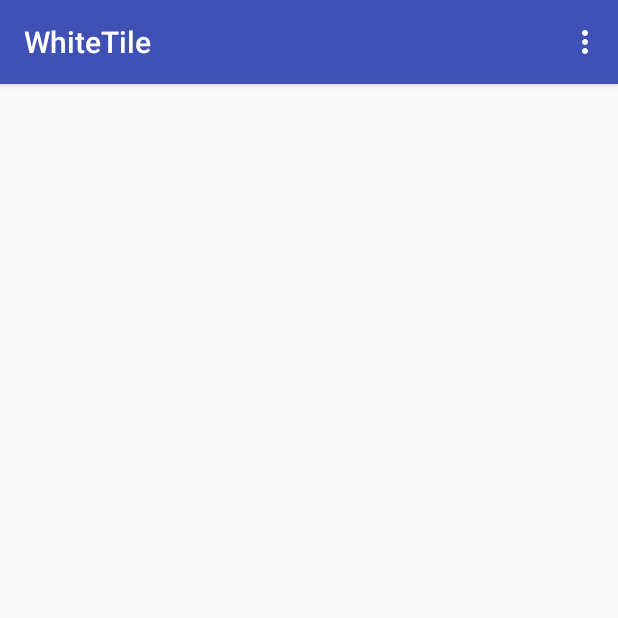
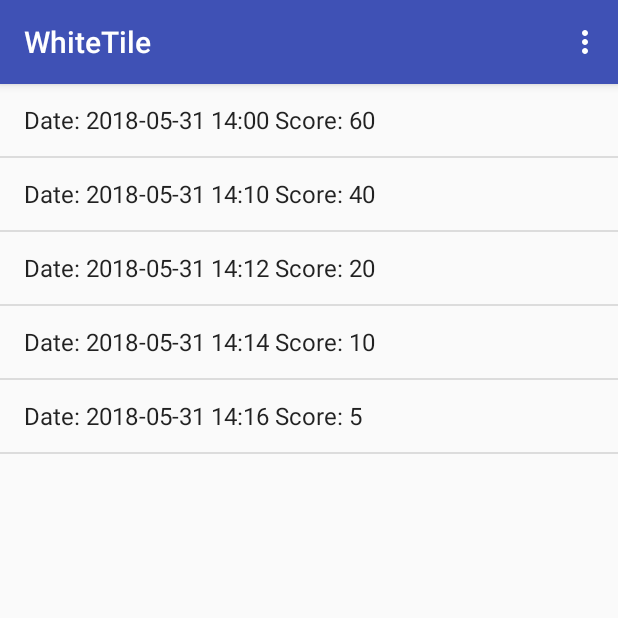
Before and after one commit to abuturuga/WhiteTile, an Android app: the HighScores screen opened directly, with no data from a screen before it, on a phone screen of 412 x 824 dp, the top half of it. Run offline under Robolectric (Android 15) with nearby library versions, the phone set to English and light mode, and no system bars.

Commit message:
small changes

```diff
--- a/app/src/main/java/com/example/butur/whitetile/HighScores.java
+++ b/app/src/main/java/com/example/butur/whitetile/HighScores.java
@@ -6,13 +6,37 @@ import android.os.Bundle;
 import android.view.Menu;
 import android.view.MenuInflater;
 import android.view.MenuItem;
+import android.view.View;
+import android.widget.ArrayAdapter;
+import android.widget.ListView;
 
 public class HighScores extends AppCompatActivity {
+
+    ListView listView;
 
     @Override
     protected void onCreate(Bundle savedInstanceState) {
         super.onCreate(savedInstanceState);
         setContentView(R.layout.activity_high_scores);
+
+        populateHighScoresList();
+    }
+
+    public void populateHighScoresList() {
+        listView = (ListView) findViewById(R.id.list_highscores);
+        String[] values = new String[] {
+                "Date: 2018-05-31 14:00 Score: 60",
+                "Date: 2018-05-31 14:10 Score: 40",
+                "Date: 2018-05-31 14:12 Score: 20",
+                "Date: 2018-05-31 14:14 Score: 10",
+                "Date: 2018-05-31 14:16 Score: 5",
+        };
+
+        ArrayAdapter<String> adapter = new ArrayAdapter<String>(this,
+                android.R.layout.simple_list_item_1
+                , android.R.id.text1, values);
+
+        listView.setAdapter(adapter);
     }
 
     @Override
@@ -27,7 +51,7 @@ public class HighScores extends AppCompatActivity {
         // Handle item selection
         switch (item.getItemId()) {
             case R.id.GameMenuNew:
-                recreate();
+                startGame();
                 return true;
             case R.id.GameMenuHighScores:
                 highScores();
@@ -39,6 +63,12 @@ public class HighScores extends AppCompatActivity {
         }
     }
 
+    public void startGame() {
+        Intent intent = new Intent(this, GameViewActivity.class);
+        startActivity(intent);
+        finish();
+    }
+
     public void highScores() {
         Intent intent = new Intent(this, HighScores.class);
         startActivity(intent);
--- a/app/src/main/res/layout/activity_high_scores.xml
+++ b/app/src/main/res/layout/activity_high_scores.xml
@@ -7,5 +7,9 @@
     android:layout_height="match_parent"
     tools:context=".HighScores">
 
+    <ListView
+        android:id="@+id/list_highscores"
+        android:layout_width="match_parent"
+        android:layout_height="match_parent"></ListView>
 
 </LinearLayout>
```
Also changed, not shown: app/src/main/java/com/example/butur/whitetile/Score.java (+7 -1 lines).
